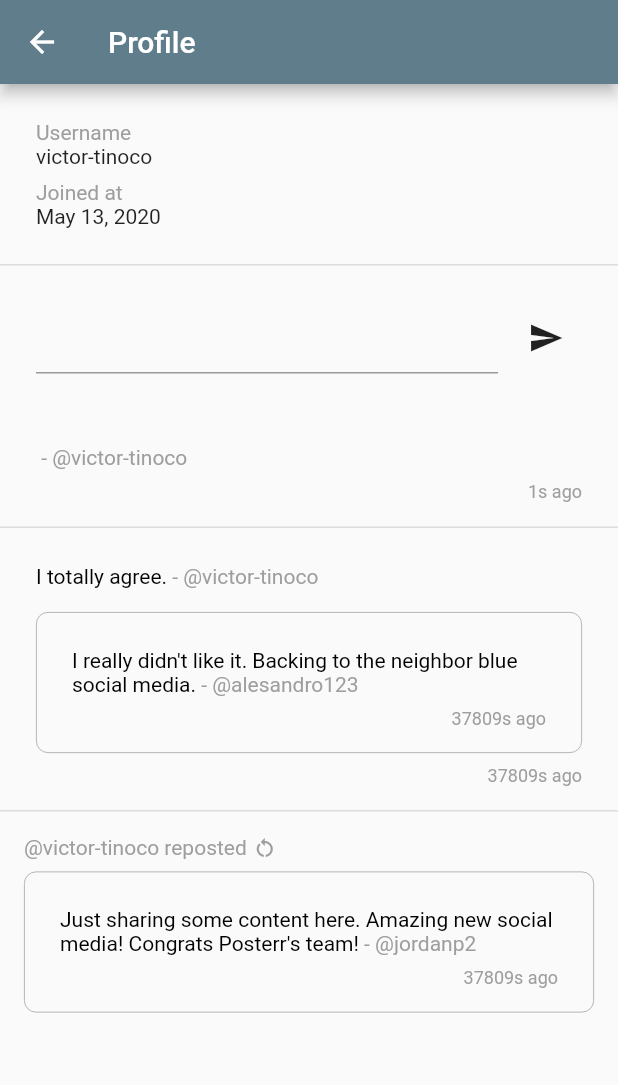
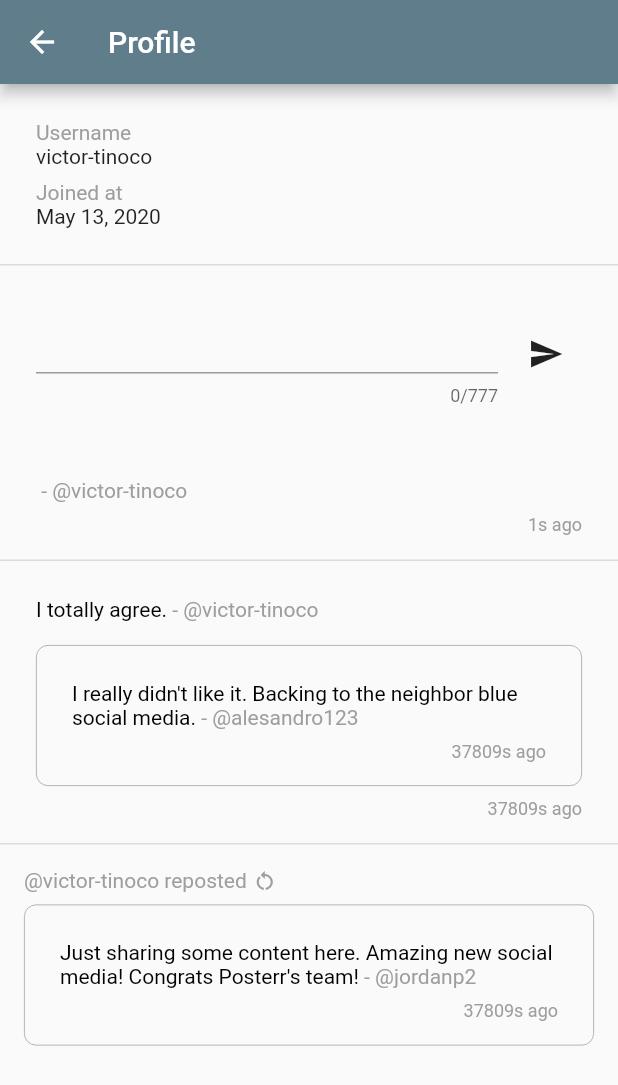
Before and after one commit to victor-tinoco/posterr, a Flutter app: the screen it shows after launch, after a tap on the "send" icon, after a tap on the "person" icon, on a phone screen of 412 x 824 dp. Shown: the top 1085 px of the screen. Run offline on Flutter 3.47's test engine with Material 2 defaults, Android fonts, the phone set to English and light mode, and no system bars; our stand-ins replace flutter_bloc, freezed_annotation; generated files the repository leaves out were written again.

Commit message:
Reuse post message text field

```diff
--- a/lib/domain/usecases/share_post.dart
+++ b/lib/domain/usecases/share_post.dart
@@ -1,4 +1,7 @@
 import 'package:posterr/domain/domain.dart';
+
+/// The maximum length in which a [Post]'s message can be written.
+const maxPostMessageLength = 777;
 
 /// {@template domain.share_post}
 /// Shares a given text-based content.
@@ -39,7 +42,7 @@ class SharePost {
       }
     }
 
-    if (message.length > 777) {
+    if (message.length > maxPostMessageLength) {
       return EmptyResult.failure(TooMuchLongMessageFailure());
     }
 
@@ -61,7 +64,7 @@ class DailyPostsLimitExceededFailure implements Failure {
 
 class TooMuchLongMessageFailure implements Failure {
   @override
-  String get message => 'Posts can have a maximum of 777 characters.';
+  String get message => 'Posts can have a maximum of $maxPostMessageLength characters.';
 }
 
 // TODO(victor-tinoco): Place this extension in a proper path and reuse.
--- a/lib/ui/pages/home/home_page.dart
+++ b/lib/ui/pages/home/home_page.dart
@@ -2,6 +2,7 @@ import 'package:flutter/material.dart';
 import 'package:flutter_bloc/flutter_bloc.dart';
 import 'package:posterr/domain/domain.dart';
 import 'package:posterr/ui/pages/profile/profile_page.dart';
+import 'package:posterr/ui/widgets/share_post_text_field.dart';
 import 'package:posterr/ui/widgets/timeline/timeline.dart';
 
 class HomePage extends StatefulWidget {
@@ -14,14 +15,6 @@ class HomePage extends StatefulWidget {
 }
 
 class _HomePageState extends State<HomePage> {
-  final sharePostTextController = TextEditingController();
-
-  @override
-  void dispose() {
-    sharePostTextController.dispose();
-    super.dispose();
-  }
-
   @override
   Widget build(BuildContext context) {
     return BlocProvider(
@@ -33,30 +26,19 @@ class _HomePageState extends State<HomePage> {
             appBar: AppBar(
               title: const Text('Posterr'),
               bottom: PreferredSize(
-                preferredSize: const Size.fromHeight(58),
+                preferredSize: const Size.fromHeight(90),
                 child: Padding(
                   padding: const EdgeInsets.symmetric(horizontal: 24.0, vertical: 16.0),
                   child: Row(
                     children: [
                       Expanded(
-                        child: TextField(
-                          controller: sharePostTextController,
-                          decoration: const InputDecoration(
-                            border: UnderlineInputBorder(borderSide: BorderSide(color: Colors.white)),
-                            enabledBorder: UnderlineInputBorder(borderSide: BorderSide(color: Colors.white)),
-                            focusedBorder: UnderlineInputBorder(borderSide: BorderSide(color: Colors.white)),
-                          ),
+                        child: SharePostTextField(
+                          onPost: (message) {
+                            final bloc = context.read<TimelineBloc>();
+                            final event = TimelineEvent.postShared(message);
+                            bloc.add(event);
+                          },
                         ),
-                      ),
-                      const SizedBox(width: 8.0),
-                      IconButton(
-                        icon: const Icon(Icons.send),
-                        onPressed: () {
-                          final bloc = context.read<TimelineBloc>();
-                          final event = TimelineEvent.postShared(sharePostTextController.text);
-                          bloc.add(event);
-                          sharePostTextController.clear();
-                        },
                       ),
                       const SizedBox(width: 8.0),
                       IconButton(
--- a/lib/ui/pages/profile/profile_page.dart
+++ b/lib/ui/pages/profile/profile_page.dart
@@ -2,6 +2,7 @@ import 'package:flutter/material.dart';
 import 'package:flutter_bloc/flutter_bloc.dart';
 import 'package:intl/intl.dart';
 import 'package:posterr/domain/domain.dart';
+import 'package:posterr/ui/widgets/share_post_text_field.dart';
 import 'package:posterr/ui/widgets/timeline/timeline.dart';
 
 class ProfilePage extends StatefulWidget {
@@ -14,14 +15,6 @@ class ProfilePage extends StatefulWidget {
 }
 
 class _ProfilePageState extends State<ProfilePage> {
-  final sharePostTextController = TextEditingController();
-
-  @override
-  void dispose() {
-    sharePostTextController.dispose();
-    super.dispose();
-  }
-
   @override
   Widget build(BuildContext context) {
     return BlocProvider(
@@ -63,24 +56,12 @@ class _ProfilePageState extends State<ProfilePage> {
                     children: [
                       Padding(
                         padding: const EdgeInsets.all(24.0),
-                        child: Row(
-                          children: [
-                            Expanded(
-                              child: TextField(
-                                controller: sharePostTextController,
-                              ),
-                            ),
-                            const SizedBox(width: 8.0),
-                            IconButton(
-                              icon: const Icon(Icons.send),
-                              onPressed: () {
-                                final bloc = context.read<TimelineBloc>();
-                                final event = TimelineEvent.postShared(sharePostTextController.text);
-                                bloc.add(event);
-                                sharePostTextController.clear();
-                              },
-                            ),
-                          ],
+                        child: SharePostTextField(
+                          onPost: (message) {
+                            final bloc = context.read<TimelineBloc>();
+                            final event = TimelineEvent.postShared(message);
+                            bloc.add(event);
+                          },
                         ),
                       ),
                       const Expanded(child: Timeline())
--- /dev/null
+++ b/lib/ui/widgets/share_post_text_field.dart
@@ -0,0 +1,43 @@
+import 'package:flutter/material.dart';
+import 'package:posterr/domain/domain.dart';
+
+class SharePostTextField extends StatefulWidget {
+  const SharePostTextField({Key? key, required this.onPost}) : super(key: key);
+
+  final ValueChanged<String> onPost;
+
+  @override
+  State<SharePostTextField> createState() => _SharePostTextFieldState();
+}
+
+class _SharePostTextFieldState extends State<SharePostTextField> {
+  final sharePostTextController = TextEditingController();
+
+  @override
+  void dispose() {
+    sharePostTextController.dispose();
+    super.dispose();
+  }
+
+  @override
+  Widget build(BuildContext context) {
+    return Row(
+      children: [
+        Expanded(
+          child: TextField(
+            controller: sharePostTextController,
+            maxLength: maxPostMessageLength,
+          ),
+        ),
+        const SizedBox(width: 8.0),
+        IconButton(
+          icon: const Icon(Icons.send),
+          onPressed: () {
+            widget.onPost(sharePostTextController.text);
+            sharePostTextController.clear();
+          },
+        ),
+      ],
+    );
+  }
+}
```
